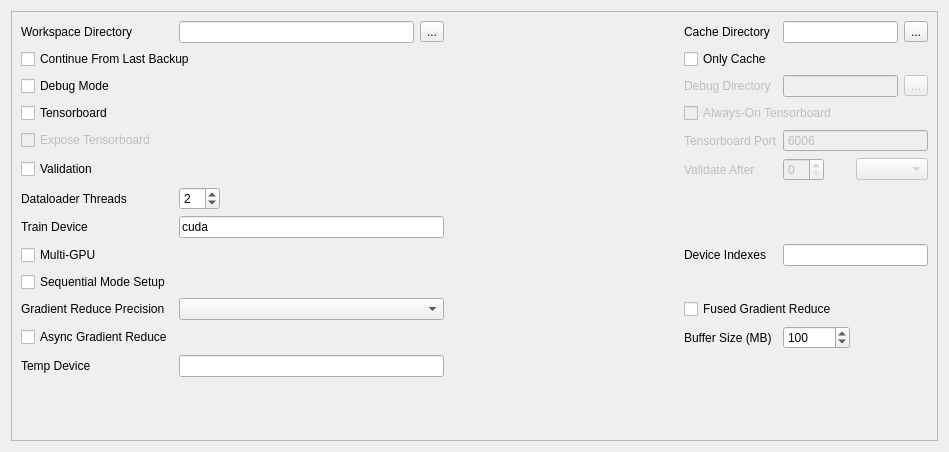
First picture: the form in modules/ui/views/tabs/general.ui, repository HashakGik/OneTrainer-QT6, before the edit.
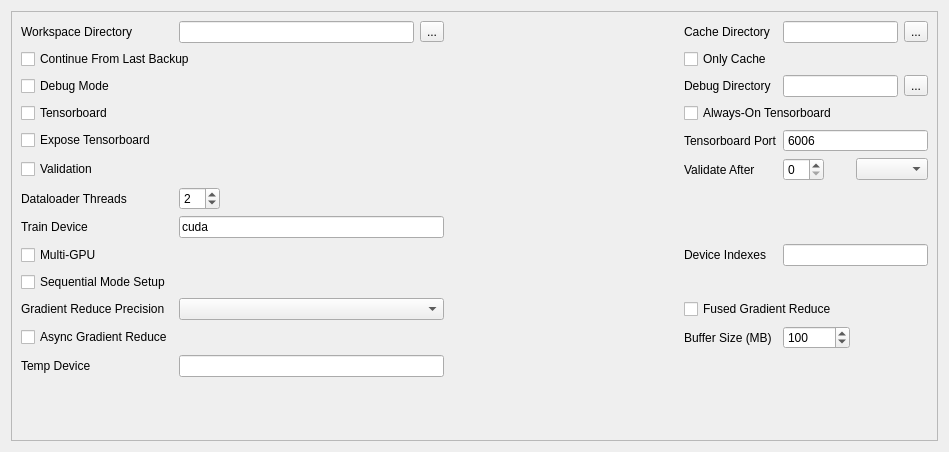
Second picture: the form after the edit.

```diff
--- a/modules/ui/views/tabs/general.ui
+++ b/modules/ui/views/tabs/general.ui
@@ -40,9 +40,6 @@
       <layout class="QGridLayout" name="gridLayout_4">
        <item row="2" column="7">
         <widget class="QToolButton" name="debugBtn">
-         <property name="enabled">
-          <bool>false</bool>
-         </property>
          <property name="text">
           <string>...</string>
          </property>
@@ -69,10 +66,7 @@
         </widget>
        </item>
        <item row="4" column="4">
-        <widget class="QLabel" name="label_18">
-         <property name="enabled">
-          <bool>false</bool>
-         </property>
+        <widget class="QLabel" name="tensorboardLbl">
          <property name="text">
           <string>Tensorboard Port</string>
          </property>
@@ -109,9 +103,6 @@
        </item>
        <item row="4" column="0">
         <widget class="QCheckBox" name="exposeTensorboardCbx">
-         <property name="enabled">
-          <bool>false</bool>
-         </property>
          <property name="toolTip">
           <string>Exposes Tensorboard Web UI to all network interfaces (makes it accessible from the network)</string>
          </property>
@@ -121,10 +112,7 @@
         </widget>
        </item>
        <item row="2" column="4">
-        <widget class="QLabel" name="label_17">
-         <property name="enabled">
-          <bool>false</bool>
-         </property>
+        <widget class="QLabel" name="debugLbl">
          <property name="text">
           <string>Debug Directory</string>
          </property>
@@ -205,9 +193,6 @@
        </item>
        <item row="5" column="5">
         <widget class="QSpinBox" name="validateSbx">
-         <property name="enabled">
-          <bool>false</bool>
-         </property>
          <property name="sizePolicy">
           <sizepolicy hsizetype="Fixed" vsizetype="Fixed">
            <horstretch>0</horstretch>
@@ -264,10 +249,7 @@
         </widget>
        </item>
        <item row="5" column="4">
-        <widget class="QLabel" name="label_19">
-         <property name="enabled">
-          <bool>false</bool>
-         </property>
+        <widget class="QLabel" name="validateLbl">
          <property name="text">
           <string>Validate After</string>
          </property>
@@ -375,26 +357,16 @@
        </item>
        <item row="2" column="5" colspan="2">
         <widget class="QLineEdit" name="debugLed">
-         <property name="enabled">
-          <bool>false</bool>
-         </property>
          <property name="toolTip">
           <string>The directory where debug data is saved</string>
          </property>
         </widget>
        </item>
        <item row="5" column="6" colspan="2">
-        <widget class="QComboBox" name="validateCmb">
-         <property name="enabled">
-          <bool>false</bool>
-         </property>
-        </widget>
+        <widget class="QComboBox" name="validateCmb"/>
        </item>
        <item row="4" column="5" colspan="3">
         <widget class="QSpinBox" name="tensorboardSbx">
-         <property name="enabled">
-          <bool>false</bool>
-         </property>
          <property name="toolTip">
           <string>Port to use for Tensorboard link</string>
          </property>
@@ -424,9 +396,6 @@
        </item>
        <item row="3" column="4" colspan="4">
         <widget class="QCheckBox" name="alwaysOnTensorboardCbx">
-         <property name="enabled">
-          <bool>false</bool>
-         </property>
          <property name="text">
           <string>Always-On Tensorboard</string>
          </property>
```
Left out of the diff: 163 changed lines with no effect on the pictures.
